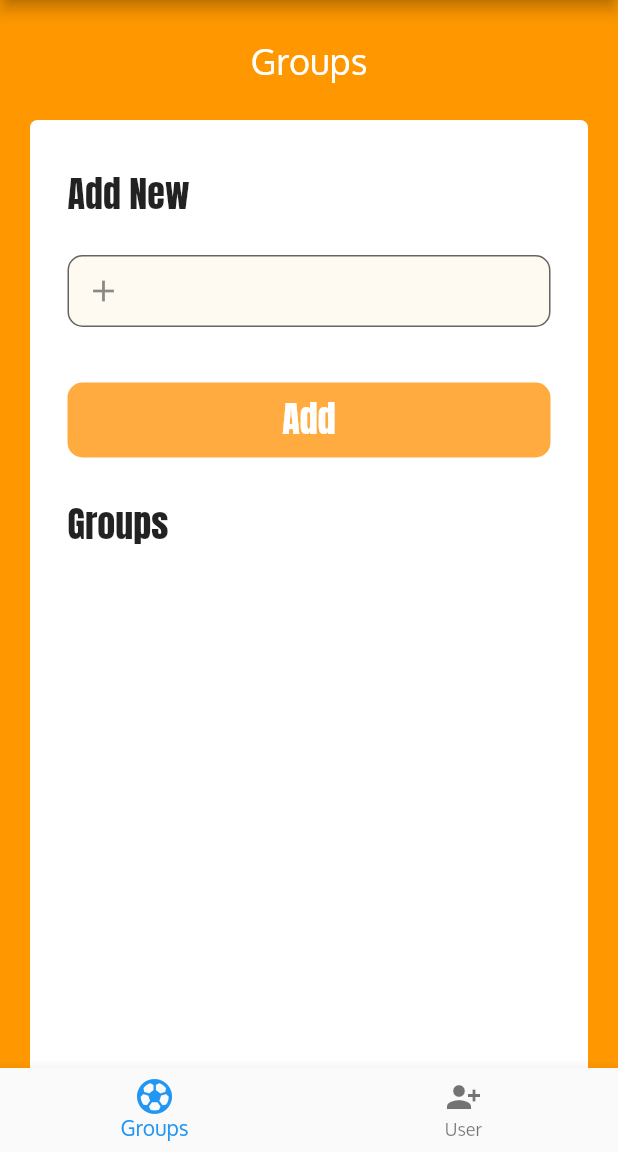
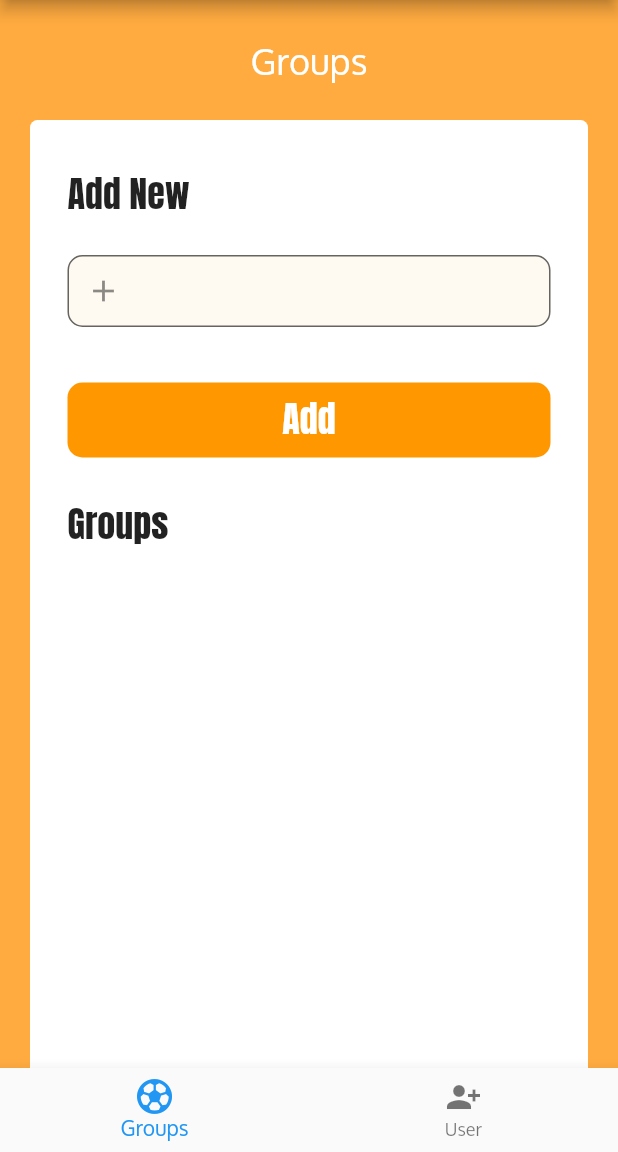
Before and after one commit to Mina-Nabil/StMaryFC, a Flutter app: the SettingsScreen screen opened directly, on a phone screen of 412 x 824 dp, the part 84-1236 px from its top. Run offline on Flutter 3.47's test engine with Material 2 defaults, Android fonts, the light colour scheme and no system bars; our stand-ins replace font_awesome_flutter, image_cropper, image_picker, page_transition, shared_preferences, webview_flutter; accounts and stored records are empty; network calls fail.

Commit message:
New Color

```diff
--- a/lib/screens/GroupsScreen.dart
+++ b/lib/screens/GroupsScreen.dart
@@ -44,15 +44,7 @@ class _GroupsScreenState extends State<GroupsScreen> {
             textAlign: TextAlign.left,
             style: TextStyle(color: Colors.black, fontSize: 24),
             decoration: InputDecoration(
-              contentPadding: EdgeInsets.all(0),
               prefixIcon: Icon(Icons.add),
-              border: OutlineInputBorder(
-                borderRadius: BorderRadius.circular(radius),
-                borderSide: BorderSide(width: 0.2, color: Color.fromRGBO(79, 50, 0, 1), style: BorderStyle.solid),
-              ),
-              filled: true,
-              fillColor: Color.fromRGBO(254, 250, 241, 1),
-              hintStyle: TextStyle(color: Colors.grey, fontSize: 16),
             ),
           ),
         ),
@@ -64,7 +56,7 @@ class _GroupsScreenState extends State<GroupsScreen> {
           padding: EdgeInsets.all(0),
           onPressed: submitForm,
           child: Container(
-              decoration: BoxDecoration(color: Colors.orangeAccent[200], borderRadius: BorderRadius.circular(radius)),
+              decoration: BoxDecoration(color: Colors.orange, borderRadius: BorderRadius.circular(radius)),
               alignment: Alignment.center,
               child: FittedBox(child: Text("Add", style: TextStyle(fontFamily: "Anton", color: Colors.white, fontSize: 24)))),
         ),
@@ -78,7 +70,7 @@ class _GroupsScreenState extends State<GroupsScreen> {
         Container(
           height: MediaQuery.of(context).size.height,
           padding: EdgeInsets.symmetric(horizontal: 10, vertical: 20),
-          color: Colors.orange,
+          color: Colors.orangeAccent[200],
         ),
         ListView(
           children: [
```
Also changed, not shown: lib/providers/GroupsProvider.dart (+23 -1 lines).
